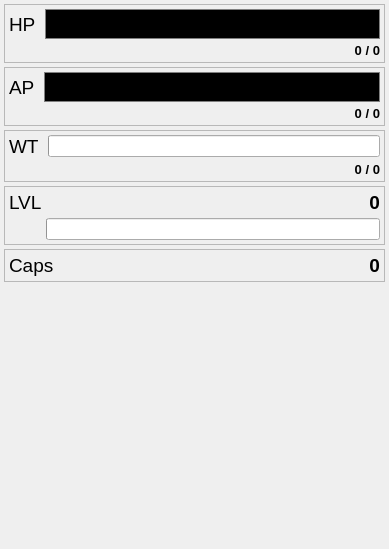
The window that widgets/playerinfo/ui/playerinfowidget.ui (matzman666/PyPipboyApp) describes before a commit, drawn with Qt 5.
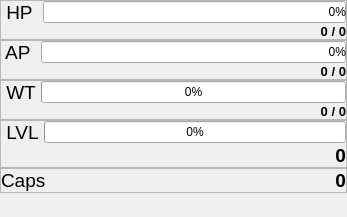
The same window after the commit.

```diff
--- a/widgets/playerinfo/ui/playerinfowidget.ui
+++ b/widgets/playerinfo/ui/playerinfowidget.ui
@@ -6,8 +6,8 @@
    <rect>
     <x>0</x>
     <y>0</y>
-    <width>389</width>
-    <height>549</height>
+    <width>347</width>
+    <height>217</height>
    </rect>
   </property>
   <property name="windowTitle">
@@ -15,19 +15,19 @@
   </property>
   <layout class="QVBoxLayout" name="verticalLayout">
    <property name="spacing">
-    <number>4</number>
+    <number>0</number>
    </property>
    <property name="leftMargin">
-    <number>4</number>
+    <number>0</number>
    </property>
    <property name="topMargin">
-    <number>4</number>
+    <number>0</number>
    </property>
    <property name="rightMargin">
-    <number>4</number>
+    <number>0</number>
    </property>
    <property name="bottomMargin">
-    <number>4</number>
+    <number>0</number>
    </property>
    <item>
     <widget class="QFrame" name="frame_2">
@@ -45,22 +45,22 @@
      </property>
      <layout class="QFormLayout" name="formLayout_3">
       <property name="horizontalSpacing">
-       <number>4</number>
+       <number>0</number>
       </property>
       <property name="verticalSpacing">
-       <number>4</number>
+       <number>0</number>
       </property>
       <property name="leftMargin">
-       <number>4</number>
+       <number>0</number>
       </property>
       <property name="topMargin">
-       <number>4</number>
+       <number>0</number>
       </property>
       <property name="rightMargin">
-       <number>4</number>
+       <number>0</number>
       </property>
       <property name="bottomMargin">
-       <number>4</number>
+       <number>0</number>
       </property>
       <item row="0" column="0">
        <widget class="QLabel" name="label_2">
@@ -72,7 +72,7 @@
          </font>
         </property>
         <property name="text">
-         <string>HP </string>
+         <string> HP  </string>
         </property>
        </widget>
       </item>
@@ -87,23 +87,23 @@
         <property name="minimumSize">
          <size>
           <width>0</width>
-          <height>30</height>
+          <height>0</height>
          </size>
         </property>
         <property name="styleSheet">
-         <string notr="true">QProgressBar {
-     border: 1px solid grey;
-     background-color: #000000;
- }
- QProgressBar::chunk {
-     background-color: #FF0000;
- }</string>
+         <string notr="true">QProgressBar::chunk { background-color: #FF0000; }</string>
         </property>
         <property name="value">
          <number>0</number>
         </property>
+        <property name="alignment">
+         <set>Qt::AlignRight|Qt::AlignTrailing|Qt::AlignVCenter</set>
+        </property>
         <property name="textVisible">
-         <bool>false</bool>
+         <bool>true</bool>
+        </property>
+        <property name="orientation">
+         <enum>Qt::Horizontal</enum>
         </property>
        </widget>
       </item>
@@ -143,22 +143,22 @@
      </property>
      <layout class="QFormLayout" name="formLayout_2">
       <property name="horizontalSpacing">
-       <number>4</number>
+       <number>0</number>
       </property>
       <property name="verticalSpacing">
-       <number>4</number>
+       <number>0</number>
       </property>
       <property name="leftMargin">
-       <number>4</number>
+       <number>0</number>
       </property>
       <property name="topMargin">
-       <number>4</number>
+       <number>0</number>
       </property>
       <property name="rightMargin">
-       <number>4</number>
+       <number>0</number>
       </property>
       <property name="bottomMargin">
-       <number>4</number>
+       <number>0</number>
       </property>
       <item row="1" column="1">
        <widget class="QLabel" name="apLabel">
@@ -188,23 +188,20 @@
         <property name="minimumSize">
          <size>
           <width>0</width>
-          <height>30</height>
+          <height>0</height>
          </size>
         </property>
         <property name="styleSheet">
-         <string notr="true">QProgressBar {
-     border: 1px solid grey;
-     background-color: #000000;
- }
- QProgressBar::chunk {
-     background-color: #0000FF;
- }</string>
+         <string notr="true"> QProgressBar::chunk { background-color: #0000FF; }</string>
         </property>
         <property name="value">
          <number>0</number>
         </property>
+        <property name="alignment">
+         <set>Qt::AlignRight|Qt::AlignTrailing|Qt::AlignVCenter</set>
+        </property>
         <property name="textVisible">
-         <bool>false</bool>
+         <bool>true</bool>
         </property>
        </widget>
       </item>
@@ -218,7 +215,7 @@
          </font>
         </property>
         <property name="text">
-         <string>AP </string>
+         <string> AP  </string>
         </property>
        </widget>
       </item>
@@ -241,22 +238,22 @@
      </property>
      <layout class="QFormLayout" name="formLayout_5">
       <property name="horizontalSpacing">
-       <number>4</number>
+       <number>0</number>
       </property>
       <property name="verticalSpacing">
-       <number>4</number>
+       <number>0</number>
       </property>
       <property name="leftMargin">
-       <number>4</number>
+       <number>0</number>
       </property>
       <property name="topMargin">
-       <number>4</number>
+       <number>0</number>
       </property>
       <property name="rightMargin">
-       <number>4</number>
+       <number>0</number>
       </property>
       <property name="bottomMargin">
-       <number>4</number>
+       <number>0</number>
       </property>
       <item row="0" column="0">
        <widget class="QLabel" name="label_5">
@@ -266,17 +263,23 @@
          </font>
         </property>
         <property name="text">
-         <string>WT </string>
+         <string> WT </string>
         </property>
        </widget>
       </item>
       <item row="0" column="1">
        <widget class="QProgressBar" name="weightBar">
+        <property name="styleSheet">
+         <string notr="true"> QProgressBar::chunk { ; }</string>
+        </property>
         <property name="value">
          <number>0</number>
         </property>
+        <property name="alignment">
+         <set>Qt::AlignRight|Qt::AlignTrailing|Qt::AlignVCenter</set>
+        </property>
         <property name="textVisible">
-         <bool>false</bool>
+         <bool>true</bool>
         </property>
        </widget>
       </item>
@@ -316,34 +319,36 @@
      </property>
      <layout class="QFormLayout" name="formLayout_4">
       <property name="horizontalSpacing">
-       <number>4</number>
+       <number>0</number>
       </property>
       <property name="verticalSpacing">
-       <number>4</number>
+       <number>0</number>
       </property>
       <property name="leftMargin">
-       <number>4</number>
+       <number>0</number>
       </property>
       <property name="topMargin">
-       <number>4</number>
+       <number>0</number>
       </property>
       <property name="rightMargin">
-       <number>4</number>
+       <number>0</number>
       </property>
       <property name="bottomMargin">
-       <number>4</number>
+       <number>0</number>
       </property>
-      <item row="1" column="1">
-       <widget class="QProgressBar" name="lvlBar">
-        <property name="value">
-         <number>0</number>
+      <item row="0" column="0">
+       <widget class="QLabel" name="label_4">
+        <property name="font">
+         <font>
+          <pointsize>14</pointsize>
+         </font>
         </property>
-        <property name="textVisible">
-         <bool>false</bool>
+        <property name="text">
+         <string> LVL </string>
         </property>
        </widget>
       </item>
-      <item row="0" column="1">
+      <item row="2" column="1">
        <widget class="QLabel" name="lvlLabel">
         <property name="font">
          <font>
@@ -360,15 +365,19 @@
         </property>
        </widget>
       </item>
-      <item row="0" column="0">
-       <widget class="QLabel" name="label_4">
-        <property name="font">
-         <font>
-          <pointsize>14</pointsize>
-         </font>
+      <item row="0" column="1">
+       <widget class="QProgressBar" name="lvlBar">
+        <property name="styleSheet">
+         <string notr="true"> QProgressBar::chunk { ; }</string>
         </property>
-        <property name="text">
-         <string>LVL</string>
+        <property name="value">
+         <number>0</number>
+        </property>
+        <property name="alignment">
+         <set>Qt::AlignRight|Qt::AlignTrailing|Qt::AlignVCenter</set>
+        </property>
+        <property name="textVisible">
+         <bool>true</bool>
         </property>
        </widget>
       </item>
@@ -391,22 +400,22 @@
      </property>
      <layout class="QFormLayout" name="formLayout">
       <property name="horizontalSpacing">
-       <number>4</number>
+       <number>0</number>
       </property>
       <property name="verticalSpacing">
-       <number>4</number>
+       <number>0</number>
       </property>
       <property name="leftMargin">
-       <number>4</number>
+       <number>0</number>
       </property>
       <property name="topMargin">
-       <number>4</number>
+       <number>0</number>
       </property>
       <property name="rightMargin">
-       <number>4</number>
+       <number>0</number>
       </property>
       <property name="bottomMargin">
-       <number>4</number>
+       <number>0</number>
       </property>
       <item row="0" column="0">
        <widget class="QLabel" name="label">
```
